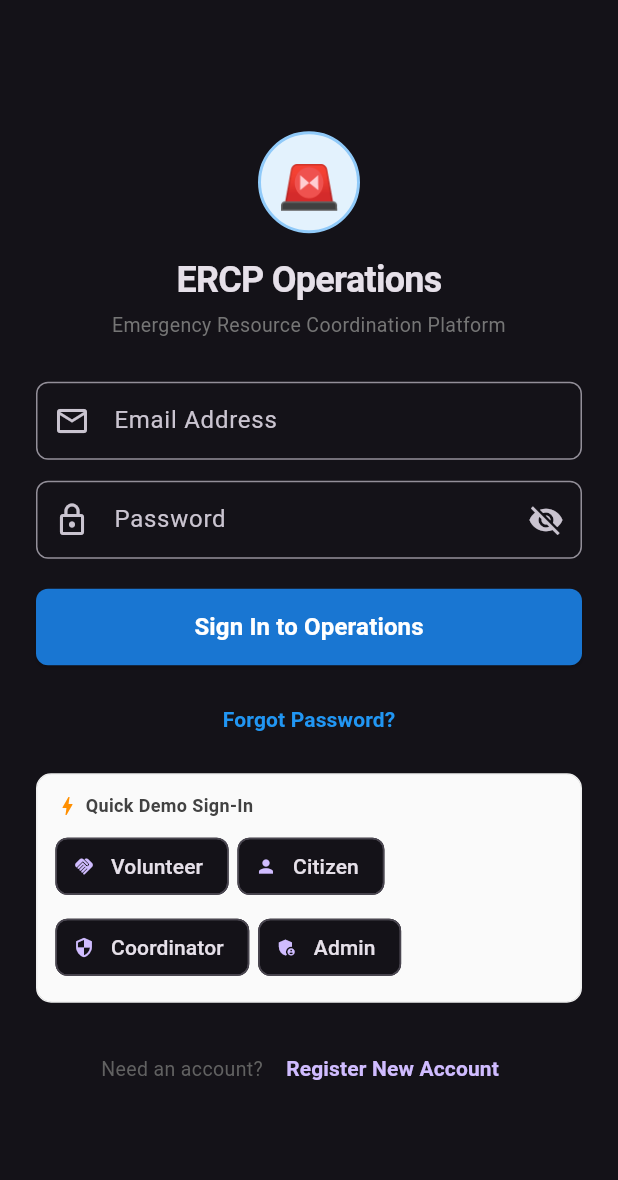
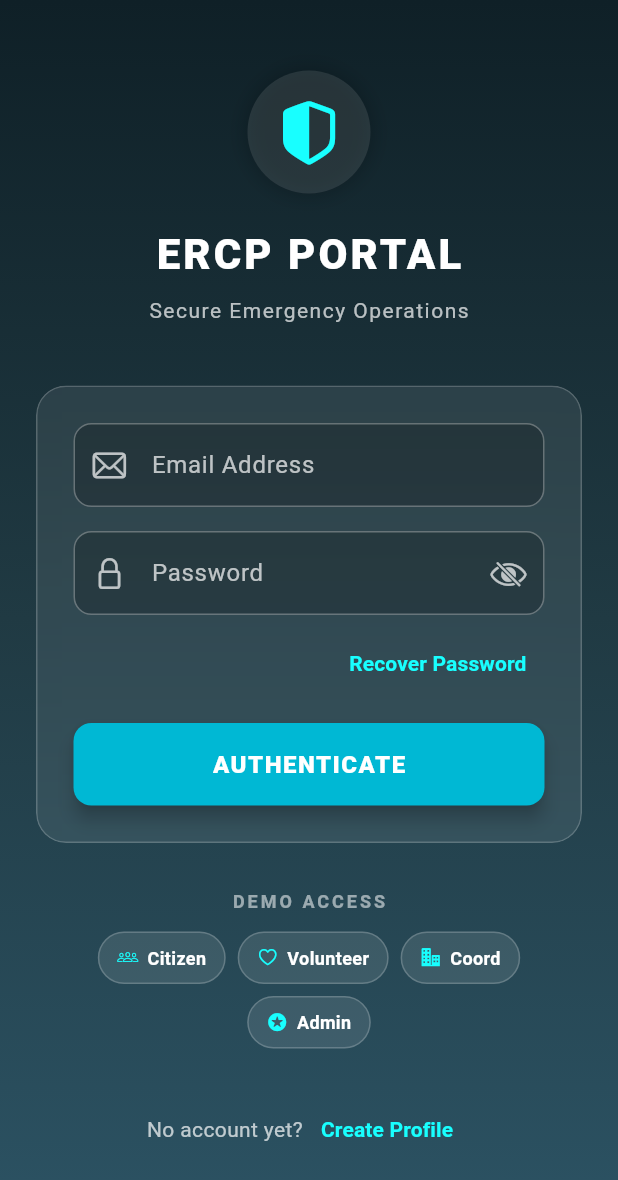
Before and after one commit to Deneshkar/emergency-resource-coordination-platform, a Flutter app: the screen it shows after launch, on a phone screen of 412 x 824 dp. Shown: the top 1180 px of the screen. Run offline on Flutter 3.47's test engine with Material 3 defaults, Android fonts, the phone set to English and light mode, and no system bars; our stand-ins replace flutter_local_notifications, shared_preferences; accounts and stored records are empty.

Commit message:
Redesign Login Screen UI & Fix Resource Service API Methods

```diff
--- a/mobile-flutter/lib/screens/login_screen.dart
+++ b/mobile-flutter/lib/screens/login_screen.dart
@@ -1,3 +1,5 @@
+import 'dart:ui';
+import 'package:flutter/cupertino.dart';
 import 'package:flutter/material.dart';
 import 'package:provider/provider.dart';
 import '../providers/auth_provider.dart';
@@ -38,6 +40,8 @@ class _LoginScreenState extends State<LoginScreen> {
         SnackBar(
           content: Text(auth.errorMessage ?? 'Authentication failed.'),
           backgroundColor: Colors.red.shade700,
+          behavior: SnackBarBehavior.floating,
+          shape: RoundedRectangleBorder(borderRadius: BorderRadius.circular(10)),
         ),
       );
     }
@@ -54,227 +58,255 @@ class _LoginScreenState extends State<LoginScreen> {
   @override
   Widget build(BuildContext context) {
     final auth = Provider.of<AuthProvider>(context);
+    final screenHeight = MediaQuery.of(context).size.height;
 
     return Scaffold(
-      body: SafeArea(
+      body: Container(
+        decoration: const BoxDecoration(
+          gradient: LinearGradient(
+            colors: [
+              Color(0xFF0F2027),
+              Color(0xFF203A43),
+              Color(0xFF2C5364),
+            ],
+            begin: Alignment.topCenter,
+            end: Alignment.bottomCenter,
+          ),
+        ),
+        child: SafeArea(
           child: Center(
             child: SingleChildScrollView(
               padding: const EdgeInsets.symmetric(horizontal: 24, vertical: 20),
               child: ConstrainedBox(
-              constraints: const BoxConstraints(maxWidth: 440),
+                constraints: const BoxConstraints(maxWidth: 400),
+                child: Column(
+                  mainAxisSize: MainAxisSize.min,
+                  children: [
+                    // Top Icon
+                    Container(
+                      padding: const EdgeInsets.all(16),
+                      decoration: BoxDecoration(
+                        color: Colors.white.withOpacity(0.1),
+                        shape: BoxShape.circle,
+                        boxShadow: [
+                          BoxShadow(
+                            color: Colors.black.withOpacity(0.2),
+                            blurRadius: 10,
+                            spreadRadius: 2,
+                          ),
+                        ],
+                      ),
+                      child: const Icon(CupertinoIcons.shield_lefthalf_fill, size: 50, color: Colors.cyanAccent),
+                    ),
+                    const SizedBox(height: 20),
+                    const Text(
+                      "ERCP PORTAL",
+                      style: TextStyle(
+                        fontSize: 28,
+                        fontWeight: FontWeight.w900,
+                        color: Colors.white,
+                        letterSpacing: 2,
+                      ),
+                    ),
+                    const SizedBox(height: 8),
+                    const Text(
+                      "Secure Emergency Operations",
+                      style: TextStyle(
+                        fontSize: 14,
+                        color: Colors.white70,
+                        letterSpacing: 1,
+                      ),
+                    ),
+                    const SizedBox(height: 40),
+
+                    // Glassmorphism Card
+                    ClipRRect(
+                      borderRadius: BorderRadius.circular(20),
+                      child: BackdropFilter(
+                        filter: ImageFilter.blur(sigmaX: 15, sigmaY: 15),
+                        child: Container(
+                          padding: const EdgeInsets.all(24),
+                          decoration: BoxDecoration(
+                            color: Colors.white.withOpacity(0.08),
+                            borderRadius: BorderRadius.circular(20),
+                            border: Border.all(color: Colors.white.withOpacity(0.2)),
+                          ),
                           child: Form(
                             key: _formKey,
                             child: Column(
-                  mainAxisSize: MainAxisSize.min,
                               crossAxisAlignment: CrossAxisAlignment.stretch,
                               children: [
-                    // Brand Header
-                    Center(
-                      child: Container(
-                        width: 68,
-                        height: 68,
-                        decoration: BoxDecoration(
-                          color: Colors.blue.shade50,
-                          shape: BoxShape.circle,
-                          border: Border.all(color: Colors.blue.shade200, width: 2),
-                        ),
-                        child: const Center(
-                          child: Text(
-                            "🚨",
-                            style: TextStyle(fontSize: 34),
-                          ),
-                        ),
-                      ),
-                    ),
-                    const SizedBox(height: 14),
-                    const Text(
-                      "ERCP Operations",
-                      textAlign: TextAlign.center,
-                      style: TextStyle(
-                        fontSize: 24,
-                        fontWeight: FontWeight.bold,
-                        letterSpacing: -0.5,
-                      ),
-                    ),
-                    const SizedBox(height: 4),
-                    Text(
-                      "Emergency Resource Coordination Platform",
-                      textAlign: TextAlign.center,
-                      style: TextStyle(
-                        fontSize: 13,
-                        color: Colors.grey.shade600,
-                      ),
-                    ),
-                    const SizedBox(height: 28),
-
-                    // Error banner
                                 if (auth.errorMessage != null) ...[
                                   Container(
-                        padding: const EdgeInsets.all(12),
+                                    padding: const EdgeInsets.all(10),
                                     decoration: BoxDecoration(
-                          color: Colors.red.shade50,
-                          borderRadius: BorderRadius.circular(8),
-                          border: Border.all(color: Colors.red.shade200),
+                                      color: Colors.redAccent.withOpacity(0.2),
+                                      borderRadius: BorderRadius.circular(10),
+                                      border: Border.all(color: Colors.redAccent.withOpacity(0.5)),
                                     ),
                                     child: Row(
                                       children: [
-                            Icon(Icons.error_outline, color: Colors.red.shade700, size: 20),
-                            const SizedBox(width: 8),
+                                        const Icon(CupertinoIcons.exclamationmark_triangle, color: Colors.redAccent, size: 20),
+                                        const SizedBox(width: 10),
                                         Expanded(
                                           child: Text(
                                             auth.errorMessage!,
-                                style: TextStyle(color: Colors.red.shade800, fontSize: 13),
+                                            style: const TextStyle(color: Colors.white, fontSize: 13),
                                           ),
                                         ),
                                       ],
                                     ),
                                   ),
-                      const SizedBox(height: 16),
+                                  const SizedBox(height: 20),
                                 ],
 
-                    // Email Field
+                                // Email Input
                                 TextFormField(
                                   controller: _emailController,
                                   keyboardType: TextInputType.emailAddress,
+                                  style: const TextStyle(color: Colors.white),
                                   textInputAction: TextInputAction.next,
                                   decoration: InputDecoration(
                                     labelText: "Email Address",
-                        prefixIcon: const Icon(Icons.email_outlined),
-                        border: OutlineInputBorder(borderRadius: BorderRadius.circular(8)),
-                        contentPadding: const EdgeInsets.symmetric(horizontal: 14, vertical: 14),
+                                    labelStyle: TextStyle(color: Colors.white.withOpacity(0.7)),
+                                    prefixIcon: Icon(CupertinoIcons.mail, color: Colors.white.withOpacity(0.7)),
+                                    enabledBorder: OutlineInputBorder(
+                                      borderRadius: BorderRadius.circular(12),
+                                      borderSide: BorderSide(color: Colors.white.withOpacity(0.3)),
+                                    ),
+                                    focusedBorder: OutlineInputBorder(
+                                      borderRadius: BorderRadius.circular(12),
+                                      borderSide: const BorderSide(color: Colors.cyanAccent),
+                                    ),
+                                    errorBorder: OutlineInputBorder(
+                                      borderRadius: BorderRadius.circular(12),
+                                      borderSide: const BorderSide(color: Colors.redAccent),
+                                    ),
+                                    focusedErrorBorder: OutlineInputBorder(
+                                      borderRadius: BorderRadius.circular(12),
+                                      borderSide: const BorderSide(color: Colors.redAccent),
+                                    ),
+                                    filled: true,
+                                    fillColor: Colors.black.withOpacity(0.2),
                                   ),
                                   validator: (value) {
-                        if (value == null || value.trim().isEmpty) return "Email is required";
-                        if (!value.contains('@')) return "Enter a valid email address";
+                                    if (value == null || value.trim().isEmpty) return "Required";
                                     return null;
                                   },
                                 ),
-                    const SizedBox(height: 14),
+                                const SizedBox(height: 16),
 
-                    // Password Field
+                                // Password Input
                                 TextFormField(
                                   controller: _passwordController,
                                   obscureText: _obscurePassword,
+                                  style: const TextStyle(color: Colors.white),
                                   textInputAction: TextInputAction.done,
                                   onFieldSubmitted: (_) => _handleLogin(),
                                   decoration: InputDecoration(
                                     labelText: "Password",
-                        prefixIcon: const Icon(Icons.lock_outline),
+                                    labelStyle: TextStyle(color: Colors.white.withOpacity(0.7)),
+                                    prefixIcon: Icon(CupertinoIcons.lock, color: Colors.white.withOpacity(0.7)),
                                     suffixIcon: IconButton(
-                          icon: Icon(_obscurePassword ? Icons.visibility_off : Icons.visibility),
+                                      icon: Icon(
+                                        _obscurePassword ? CupertinoIcons.eye_slash : CupertinoIcons.eye,
+                                        color: Colors.white.withOpacity(0.7),
+                                      ),
                                       onPressed: () => setState(() => _obscurePassword = !_obscurePassword),
                                     ),
-                        border: OutlineInputBorder(borderRadius: BorderRadius.circular(8)),
-                        contentPadding: const EdgeInsets.symmetric(horizontal: 14, vertical: 14),
+                                    enabledBorder: OutlineInputBorder(
+                                      borderRadius: BorderRadius.circular(12),
+                                      borderSide: BorderSide(color: Colors.white.withOpacity(0.3)),
+                                    ),
+                                    focusedBorder: OutlineInputBorder(
+                                      borderRadius: BorderRadius.circular(12),
+                                      borderSide: const BorderSide(color: Colors.cyanAccent),
+                                    ),
+                                    errorBorder: OutlineInputBorder(
+                                      borderRadius: BorderRadius.circular(12),
+                                      borderSide: const BorderSide(color: Colors.redAccent),
+                                    ),
+                                    focusedErrorBorder: OutlineInputBorder(
+                                      borderRadius: BorderRadius.circular(12),
+                                      borderSide: const BorderSide(color: Colors.redAccent),
+                                    ),
+                                    filled: true,
+                                    fillColor: Colors.black.withOpacity(0.2),
                                   ),
                                   validator: (value) {
-                        if (value == null || value.isEmpty) return "Password is required";
-                        if (value.length < 6) return "Password must be at least 6 characters";
+                                    if (value == null || value.isEmpty) return "Required";
                                     return null;
                                   },
                                 ),
-                    const SizedBox(height: 20),
+                                const SizedBox(height: 8),
 
-                    // Submit Button
-                    ElevatedButton(
-                      onPressed: auth.isLoading ? null : _handleLogin,
-                      style: ElevatedButton.styleFrom(
-                        backgroundColor: Colors.blue.shade700,
-                        foregroundColor: Colors.white,
-                        padding: const EdgeInsets.symmetric(vertical: 14),
-                        shape: RoundedRectangleBorder(borderRadius: BorderRadius.circular(8)),
-                        elevation: 1,
-                      ),
-                      child: auth.isLoading
-                          ? const SizedBox(
-                              height: 20,
-                              width: 20,
-                              child: CircularProgressIndicator(strokeWidth: 2, color: Colors.white),
-                            )
-                          : const Text("Sign In to Operations", style: TextStyle(fontSize: 16, fontWeight: FontWeight.w600)),
-                    ),
-                    const SizedBox(height: 12),
-                    Center(
+                                // Forgot Password
+                                Align(
+                                  alignment: Alignment.centerRight,
                                   child: TextButton(
                                     onPressed: () {
                                       Navigator.push(context, MaterialPageRoute(builder: (_) => const ForgotPasswordScreen()));
                                     },
-                        child: const Text('Forgot Password?', style: TextStyle(color: Colors.blue, fontWeight: FontWeight.bold)),
+                                    child: const Text(
+                                      'Recover Password',
+                                      style: TextStyle(color: Colors.cyanAccent, fontWeight: FontWeight.bold),
                                     ),
                                   ),
-                    const SizedBox(height: 12),
+                                ),
+                                const SizedBox(height: 16),
 
-                    // Demo Accounts Quick Fill
-                    Container(
-                      padding: const EdgeInsets.all(12),
-                      decoration: BoxDecoration(
-                        color: Colors.grey.shade50,
-                        borderRadius: BorderRadius.circular(10),
-                        border: Border.all(color: Colors.grey.shade200),
+                                // Login Button
+                                ElevatedButton(
+                                  onPressed: auth.isLoading ? null : _handleLogin,
+                                  style: ElevatedButton.styleFrom(
+                                    backgroundColor: Colors.cyanAccent.shade700,
+                                    foregroundColor: Colors.white,
+                                    padding: const EdgeInsets.symmetric(vertical: 16),
+                                    shape: RoundedRectangleBorder(borderRadius: BorderRadius.circular(12)),
+                                    elevation: 5,
                                   ),
-                      child: Column(
-                        crossAxisAlignment: CrossAxisAlignment.start,
-                        children: [
-                          Row(
-                            children: [
-                              Icon(Icons.bolt, size: 16, color: Colors.amber.shade800),
-                              const SizedBox(width: 4),
-                              Text(
-                                "Quick Demo Sign-In",
-                                style: TextStyle(
-                                  fontSize: 12,
-                                  fontWeight: FontWeight.bold,
-                                  color: Colors.grey.shade800,
-                                ),
-                              ),
-                            ],
-                          ),
-                          const SizedBox(height: 8),
-                          Wrap(
-                            spacing: 6,
-                            runSpacing: 6,
-                            children: [
-                              ActionChip(
-                                avatar: const Icon(Icons.handshake, size: 14),
-                                label: const Text("Volunteer"),
-                                onPressed: () => _quickFill("volunteer@ercp.org", "Vol@123"),
-                              ),
-                              ActionChip(
-                                avatar: const Icon(Icons.person, size: 14),
-                                label: const Text("Citizen"),
-                                onPressed: () => _quickFill("citizen@ercp.org", "Citizen@123"),
-                              ),
-                              ActionChip(
-                                avatar: const Icon(Icons.security, size: 14),
-                                label: const Text("Coordinator"),
-                                onPressed: () => _quickFill("coordinator@ercp.org", "Coord@123"),
-                              ),
-                              ActionChip(
-                                avatar: const Icon(Icons.admin_panel_settings, size: 14),
-                                label: const Text("Admin"),
-                                onPressed: () => _quickFill("admin@ercp.org", "Admin@123"),
-                              ),
-                            ],
+                                  child: auth.isLoading
+                                      ? const SizedBox(
+                                          height: 24,
+                                          width: 24,
+                                          child: CircularProgressIndicator(strokeWidth: 3, color: Colors.white),
+                                        )
+                                      : const Text("AUTHENTICATE", style: TextStyle(fontSize: 16, fontWeight: FontWeight.w900, letterSpacing: 1)),
                                 ),
                               ],
                             ),
                           ),
-                    const SizedBox(height: 20),
+                        ),
+                      ),
+                    ),
+                    const SizedBox(height: 30),
 
-                    // Register link
+                    // Demo Accounts (Minimalist style)
+                    const Text("DEMO ACCESS", style: TextStyle(color: Colors.white54, fontSize: 12, letterSpacing: 2, fontWeight: FontWeight.bold)),
+                    const SizedBox(height: 12),
                     Wrap(
+                      spacing: 8,
+                      runSpacing: 8,
                       alignment: WrapAlignment.center,
-                      crossAxisAlignment: WrapCrossAlignment.center,
                       children: [
-                        Text("Need an account? ", style: TextStyle(color: Colors.grey.shade700, fontSize: 13)),
+                        _buildDemoChip(CupertinoIcons.person_3, "Citizen", () => _quickFill("citizen@ercp.org", "Citizen@123")),
+                        _buildDemoChip(CupertinoIcons.heart, "Volunteer", () => _quickFill("volunteer@ercp.org", "Vol@123")),
+                        _buildDemoChip(CupertinoIcons.building_2_fill, "Coord", () => _quickFill("coordinator@ercp.org", "Coord@123")),
+                        _buildDemoChip(CupertinoIcons.star_circle_fill, "Admin", () => _quickFill("admin@ercp.org", "Admin@123")),
+                      ],
+                    ),
+                    const SizedBox(height: 30),
+
+                    // Register
+                    Row(
+                      mainAxisAlignment: MainAxisAlignment.center,
+                      children: [
+                        const Text("No account yet?", style: TextStyle(color: Colors.white70)),
                         TextButton(
                           onPressed: () {
-                            Navigator.push(
-                              context,
-                              MaterialPageRoute(builder: (_) => const RegisterScreen()),
-                            );
+                            Navigator.push(context, MaterialPageRoute(builder: (_) => const RegisterScreen()));
                           },
-                          child: const Text("Register New Account", style: TextStyle(fontWeight: FontWeight.bold)),
+                          child: const Text("Create Profile", style: TextStyle(color: Colors.cyanAccent, fontWeight: FontWeight.bold)),
                         ),
                       ],
                     ),
@@ -287,4 +319,27 @@ class _LoginScreenState extends State<LoginScreen> {
       ),
     );
   }
+
+  Widget _buildDemoChip(IconData icon, String label, VoidCallback onTap) {
+    return InkWell(
+      onTap: onTap,
+      borderRadius: BorderRadius.circular(20),
+      child: Container(
+        padding: const EdgeInsets.symmetric(horizontal: 12, vertical: 8),
+        decoration: BoxDecoration(
+          color: Colors.white.withOpacity(0.1),
+          borderRadius: BorderRadius.circular(20),
+          border: Border.all(color: Colors.white.withOpacity(0.2)),
+        ),
+        child: Row(
+          mainAxisSize: MainAxisSize.min,
+          children: [
+            Icon(icon, size: 14, color: Colors.cyanAccent),
+            const SizedBox(width: 6),
+            Text(label, style: const TextStyle(color: Colors.white, fontSize: 12, fontWeight: FontWeight.w600)),
+          ],
+        ),
+      ),
+    );
   }
+}
--- a/mobile-flutter/lib/services/resource_service.dart
+++ b/mobile-flutter/lib/services/resource_service.dart
@@ -105,10 +105,10 @@ class ResourceService {
 
   static Future<void> updateShelterOccupancy(int id, int occupancy) async {
     final token = await AuthService.getToken();
-    final response = await http.patch(
+    final response = await http.put(
       Uri.parse('${ApiConfig.baseUrl}/Shelters/$id/occupancy'),
       headers: ApiConfig.defaultHeaders(token),
-      body: json.encode(occupancy),
+      body: json.encode({'currentOccupancy': occupancy}),
     );
     if (response.statusCode != 200 && response.statusCode != 204) {
       throw Exception('Failed to update shelter occupancy');
@@ -156,10 +156,10 @@ class ResourceService {
 
   static Future<void> adjustStock(int id, int delta) async {
     final token = await AuthService.getToken();
-    final response = await http.patch(
-      Uri.parse('${ApiConfig.baseUrl}/Inventory/$id/adjust'),
+    final response = await http.put(
+      Uri.parse('${ApiConfig.baseUrl}/Inventory/$id/adjust-stock'),
       headers: ApiConfig.defaultHeaders(token),
-      body: json.encode(delta),
+      body: json.encode({'quantityAdjustment': delta}),
     );
     if (response.statusCode != 200 && response.statusCode != 204) {
       throw Exception('Failed to adjust stock');
```
Lines whose indentation alone changed are shown as unchanged.
